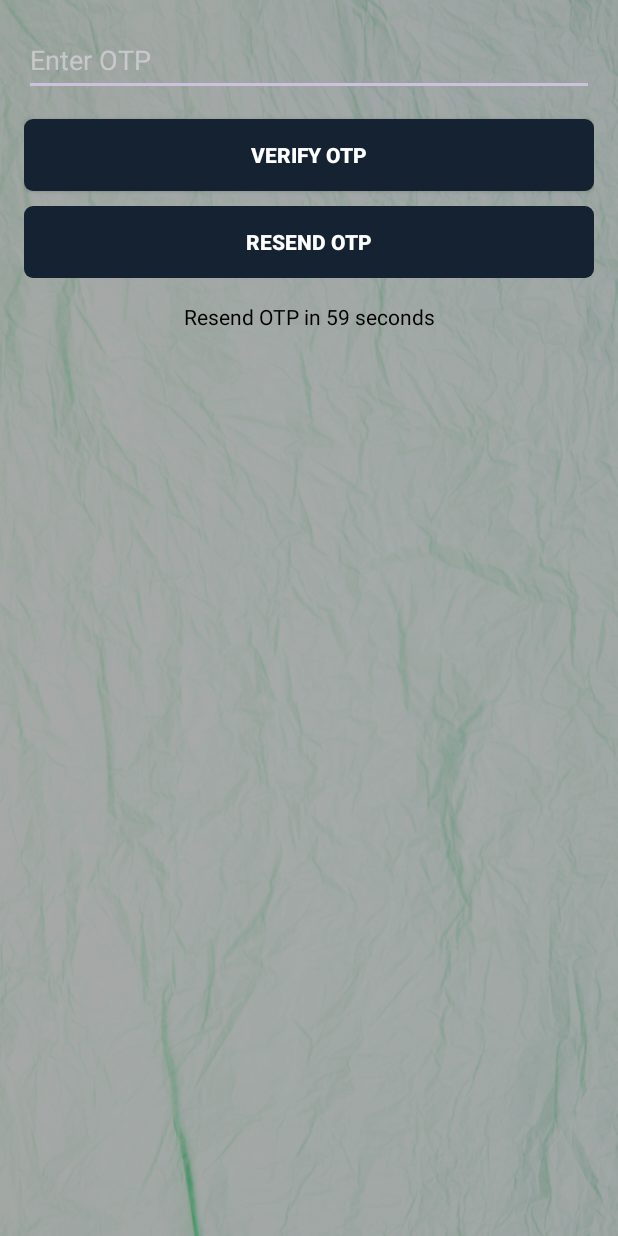
After one commit to GloomDev06/gym_app, an Android app: the OTPActivity screen opened directly, with no data from a screen before it, on a phone screen of 412 x 824 dp. The commit adds this screen. Run offline under Robolectric (Android 15) with nearby library versions, the phone set to English and light mode, and no system bars; our stand-ins replace Firebase (no records; nobody signed in at launch, a user with empty details on screens opened directly); 2 statements that could not run were skipped.

Commit message:
OTP login UI update

```diff
--- a/app/src/main/AndroidManifest.xml
+++ b/app/src/main/AndroidManifest.xml
@@ -18,6 +18,12 @@
         android:supportsRtl="true"
         android:theme="@style/Theme.MyHealthFitness"
         tools:targetApi="31">
+        <activity
+            android:name=".MobileNumberActivity"
+            android:exported="false" />
+        <activity
+            android:name="com.example.myhealthfitness.OTPActivity"
+            android:exported="false" />
         <activity
             android:name=".ProductPackages"
             android:exported="false" />
--- /dev/null
+++ b/app/src/main/java/com/example/myhealthfitness/OTPActivity.kt
@@ -0,0 +1,120 @@
+package com.example.myhealthfitness
+
+import android.content.Intent
+import android.os.Bundle
+import android.os.CountDownTimer
+import android.view.View
+import android.widget.Toast
+import androidx.appcompat.app.AppCompatActivity
+import com.fitness.myhealthfitness.Homepage
+import com.fitness.myhealthfitness.databinding.ActivityOtpBinding
+import com.google.firebase.FirebaseException
+import com.google.firebase.auth.FirebaseAuth
+import com.google.firebase.auth.PhoneAuthCredential
+import com.google.firebase.auth.PhoneAuthOptions
+import com.google.firebase.auth.PhoneAuthProvider
+import java.util.concurrent.TimeUnit
+
+class OTPActivity : AppCompatActivity() {
+
+    private lateinit var binding: ActivityOtpBinding
+    private lateinit var auth: FirebaseAuth
+    private lateinit var verificationId: String
+    private lateinit var resendToken: PhoneAuthProvider.ForceResendingToken
+    private lateinit var countDownTimer: CountDownTimer
+
+    override fun onCreate(savedInstanceState: Bundle?) {
+        super.onCreate(savedInstanceState)
+        binding = ActivityOtpBinding.inflate(layoutInflater)
+        setContentView(binding.root)
+
+        auth = FirebaseAuth.getInstance()
+
+        verificationId = intent.getStringExtra("verificationId")!!
+        resendToken = intent.getParcelableExtra("resendToken")!!
+
+        binding.verifyOtpButton.setOnClickListener {
+            val otp = binding.otpEditText.text.toString().trim()
+            if (otp.isNotEmpty()) {
+                verifyOTP(otp)
+            } else {
+                Toast.makeText(this, "Please enter the OTP", Toast.LENGTH_SHORT).show()
+            }
+        }
+
+        binding.resendOtpButton.setOnClickListener {
+            resendOTP()
+        }
+
+        startCountDownTimer()
+    }
+
+    private fun verifyOTP(otp: String) {
+        val credential = PhoneAuthProvider.getCredential(verificationId, otp)
+        signInWithPhoneAuthCredential(credential)
+    }
+
+    private fun signInWithPhoneAuthCredential(credential: PhoneAuthCredential) {
+        auth.signInWithCredential(credential)
+            .addOnCompleteListener(this) { task ->
+                if (task.isSuccessful) {
+                    Toast.makeText(this, "Signed in successfully", Toast.LENGTH_SHORT).show()
+                    navigateToHomePage()
+                } else {
+                    Toast.makeText(this, "Authentication failed", Toast.LENGTH_SHORT).show()
+                }
+            }
+    }
+
+    private fun resendOTP() {
+        val options = PhoneAuthOptions.newBuilder(FirebaseAuth.getInstance())
+            .setPhoneNumber(intent.getStringExtra("mobileNumber")?: "0")
+            .setTimeout(60L, TimeUnit.SECONDS)
+            .setActivity(this)
+            .setCallbacks(object : PhoneAuthProvider.OnVerificationStateChangedCallbacks() {
+                override fun onVerificationCompleted(credential: PhoneAuthCredential) {
+                    Toast.makeText(this@OTPActivity, "Verification completed", Toast.LENGTH_SHORT).show()
+                    signInWithPhoneAuthCredential(credential)
+                }
+
+                override fun onVerificationFailed(e: FirebaseException) {
+                    Toast.makeText(this@OTPActivity, "Verification failed: ${e.message}", Toast.LENGTH_SHORT).show()
+                }
+
+                override fun onCodeSent(verificationId: String, token: PhoneAuthProvider.ForceResendingToken) {
+                    super.onCodeSent(verificationId, token)
+                    Toast.makeText(this@OTPActivity, "OTP resent to mobile number", Toast.LENGTH_SHORT).show()
+                    this@OTPActivity.verificationId = verificationId
+                    this@OTPActivity.resendToken = token
+                    startCountDownTimer()
+                }
+            })
+            .setForceResendingToken(resendToken)
+            .build()
+        PhoneAuthProvider.verifyPhoneNumber(options)
+    }
+
+    private fun startCountDownTimer() {
+        binding.resendOtpButton.isEnabled = false
+        countDownTimer = object : CountDownTimer(60000, 1000) {
+            override fun onTick(millisUntilFinished: Long) {
+                binding.countdownTextView.text = "Resend OTP in ${millisUntilFinished / 1000} seconds"
+            }
+
+            override fun onFinish() {
+                binding.resendOtpButton.isEnabled = true
+                binding.countdownTextView.text = "You can resend the OTP now"
+            }
+        }.start()
+    }
+
+    private fun navigateToHomePage() {
+        startActivity(Intent(this, Homepage::class.java))
+        finish()
+    }
+
+    override fun onDestroy() {
+        super.onDestroy()
+        countDownTimer.cancel()
+    }
+}
--- a/app/src/main/res/layout/activity_login_page.xml
+++ b/app/src/main/res/layout/activity_login_page.xml
@@ -131,7 +131,7 @@
                 android:layout_width="match_parent"
                 android:layout_height="wrap_content"
                 android:layout_below="@id/password"
-                android:layout_marginTop="35sp"
+                android:layout_marginTop="32dp"
                 android:background="@drawable/button_bg"
                 android:text="Login"
                 android:textColor="@color/white"
@@ -185,8 +185,7 @@
                     android:layout_weight="1"
                     android:background="@drawable/button_bg"
                     android:padding="10sp"
-                    android:src="@drawable/mobile"
-                    android:onClick="startOTPLogin"/>
+                    android:src="@drawable/mobile" />
 
                 <ImageView
                     android:id="@+id/google"
--- /dev/null
+++ b/app/src/main/res/layout/activity_otp.xml
@@ -0,0 +1,47 @@
+<LinearLayout xmlns:android="http://schemas.android.com/apk/res/android"
+    xmlns:tools="http://schemas.android.com/tools"
+    android:layout_width="match_parent"
+    android:layout_height="match_parent"
+    android:background="@drawable/bg_img"
+    android:orientation="vertical"
+    android:padding="16dp"
+    tools:context=".OTPActivity">
+
+    <EditText
+        android:id="@+id/otpEditText"
+        android:layout_width="match_parent"
+        android:layout_height="wrap_content"
+        android:hint="Enter OTP"
+        android:inputType="number"
+        android:minHeight="48dp" />
+
+    <androidx.appcompat.widget.AppCompatButton
+        android:id="@+id/verifyOtpButton"
+        android:layout_width="match_parent"
+        android:layout_height="wrap_content"
+        android:layout_below="@id/password"
+        android:layout_marginTop="15dp"
+        android:background="@drawable/button_bg"
+        android:text="Verify OTP"
+        android:textColor="@color/white"
+        android:textStyle="bold" />
+
+    <androidx.appcompat.widget.AppCompatButton
+        android:id="@+id/resendOtpButton"
+        android:layout_width="match_parent"
+        android:layout_height="wrap_content"
+        android:layout_below="@id/password"
+        android:layout_marginTop="10dp"
+        android:background="@drawable/button_bg"
+        android:text="Resend OTP"
+        android:textColor="@color/white"
+        android:textStyle="bold" />
+
+    <TextView
+        android:id="@+id/countdownTextView"
+        android:layout_width="match_parent"
+        android:layout_height="wrap_content"
+        android:gravity="center"
+        android:padding="16dp"
+        android:text="Resend OTP in 60 seconds" />
+</LinearLayout>
```
Also changed, not shown: app/src/main/java/com/example/myhealthfitness/LoginPage.kt (+4 -85 lines), app/src/main/java/com/example/myhealthfitness/MobileNumberActivity.kt (added, +88 -0 lines), app/src/main/res/layout/activity_mobile_number.xml (added, +29 -0 lines), app/src/main/res/layout/dialog_mobile_input.xml (deleted, +0 -14 lines), app/src/main/res/layout/dialog_otp_input.xml (deleted, +0 -14 lines).
